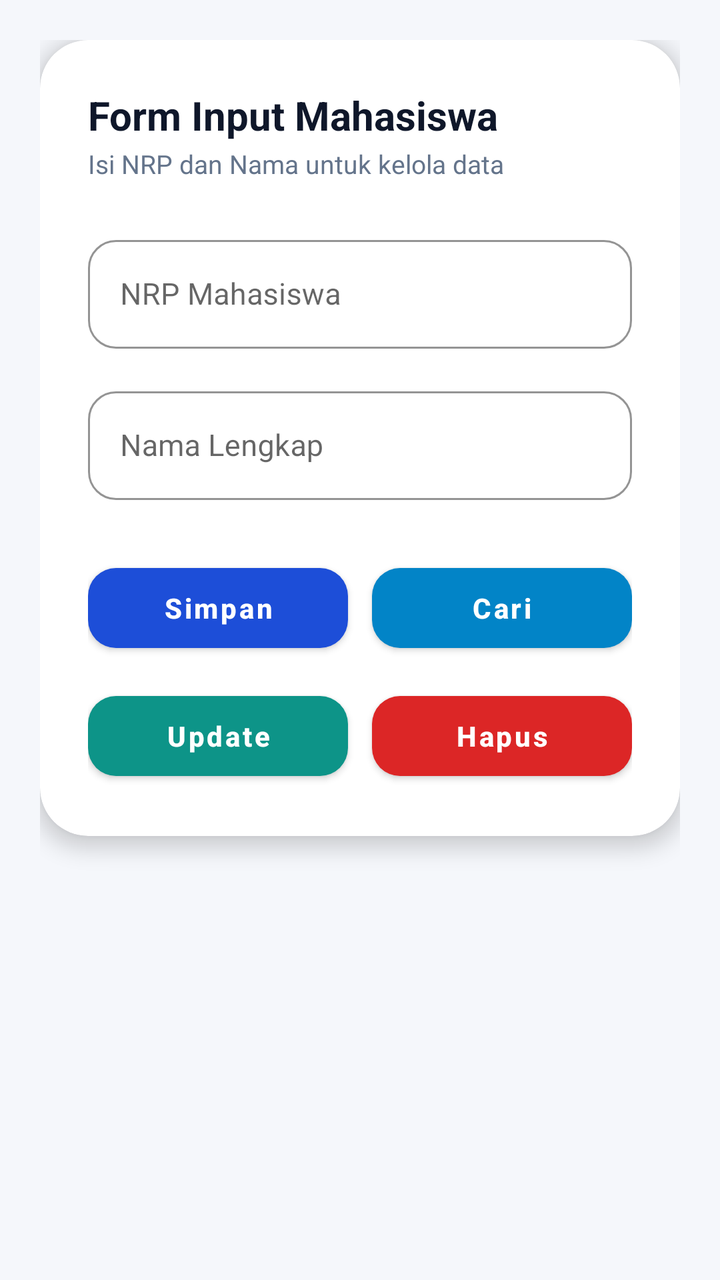
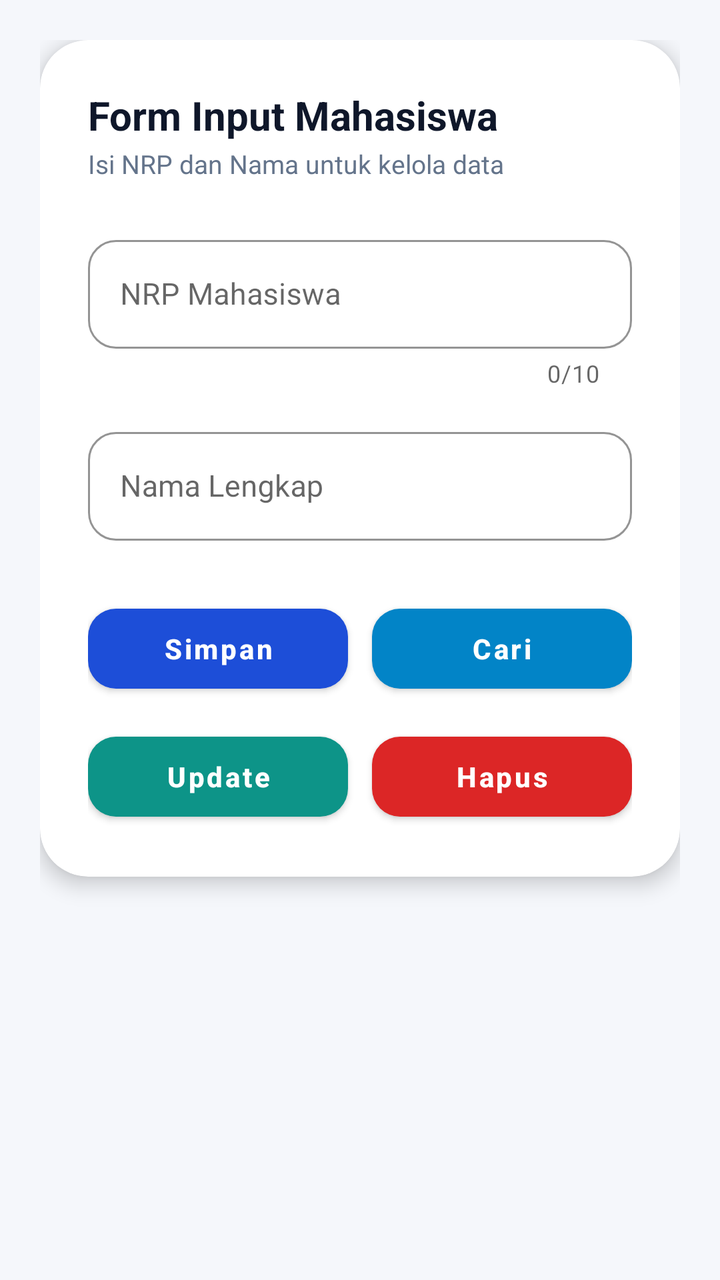

An Android layout rendered at two revisions. The XML below is the earlier revision; the diff shows what the commit changed to produce the second picture.
<!-- AndroidManifest.xml: application theme Theme.Tugas4 -->
<!-- res/layout/activity_main.xml -->
<?xml version="1.0" encoding="utf-8"?>
<ScrollView xmlns:android="http://schemas.android.com/apk/res/android"
    xmlns:app="http://schemas.android.com/apk/res-auto"
    xmlns:tools="http://schemas.android.com/tools"
    android:layout_width="match_parent"
    android:layout_height="match_parent"
    android:background="@color/bg_light"
    android:fillViewport="true"
    tools:context=".MainActivity">

    <LinearLayout
        android:layout_width="match_parent"
        android:layout_height="wrap_content"
        android:orientation="vertical"
        android:padding="20dp">

        
        <com.google.android.material.card.MaterialCardView
            android:layout_width="match_parent"
            android:layout_height="wrap_content"
            app:cardBackgroundColor="@color/card_bg"
            app:cardCornerRadius="24dp"
            app:cardElevation="6dp"
            app:strokeWidth="0dp">

            <LinearLayout
                android:layout_width="match_parent"
                android:layout_height="wrap_content"
                android:orientation="vertical"
                android:padding="24dp">

                <TextView
                    android:layout_width="wrap_content"
                    android:layout_height="wrap_content"
                    android:text="@string/form_title"
                    android:textColor="@color/text_primary"
                    android:textSize="20sp"
                    android:textStyle="bold" />

                <TextView
                    android:layout_width="wrap_content"
                    android:layout_height="wrap_content"
                    android:layout_marginTop="2dp"
                    android:layout_marginBottom="24dp"
                    android:text="@string/form_subtitle"
                    android:textColor="@color/text_secondary"
                    android:textSize="13sp" />

                
                <com.google.android.material.textfield.TextInputLayout
                    style="@style/Widget.MaterialComponents.TextInputLayout.OutlinedBox"
                    android:layout_width="match_parent"
                    android:layout_height="wrap_content"
                    android:hint="@string/hint_nrp"
                    app:boxCornerRadiusBottomEnd="14dp"
                    app:boxCornerRadiusBottomStart="14dp"
                    app:boxCornerRadiusTopEnd="14dp"
                    app:boxCornerRadiusTopStart="14dp"
                    app:boxStrokeColor="@color/blue_primary"
                    app:hintTextColor="@color/blue_primary">

                    <com.google.android.material.textfield.TextInputEditText
                        android:id="@+id/nrp"
                        android:layout_width="match_parent"
                        android:layout_height="wrap_content"
                        android:inputType="text"
                        android:maxLines="1"
                        android:textColor="@color/text_primary"
                        android:textSize="15sp" />

                </com.google.android.material.textfield.TextInputLayout>

                
                <com.google.android.material.textfield.TextInputLayout
                    style="@style/Widget.MaterialComponents.TextInputLayout.OutlinedBox"
                    android:layout_width="match_parent"
                    android:layout_height="wrap_content"
                    android:layout_marginTop="16dp"
                    android:hint="@string/hint_nama"
                    app:boxCornerRadiusBottomEnd="14dp"
                    app:boxCornerRadiusBottomStart="14dp"
                    app:boxCornerRadiusTopEnd="14dp"
                    app:boxCornerRadiusTopStart="14dp"
                    app:boxStrokeColor="@color/blue_primary"
                    app:hintTextColor="@color/blue_primary">

                    <com.google.android.material.textfield.TextInputEditText
                        android:id="@+id/nama"
                        android:layout_width="match_parent"
                        android:layout_height="wrap_content"
                        android:inputType="textPersonName"
                        android:maxLines="1"
                        android:textColor="@color/text_primary"
                        android:textSize="15sp" />

                </com.google.android.material.textfield.TextInputLayout>

                
                <LinearLayout
                    android:layout_width="match_parent"
                    android:layout_height="wrap_content"
                    android:layout_marginTop="28dp"
                    android:orientation="horizontal">

                    <com.google.android.material.button.MaterialButton
                        android:id="@+id/btnSimpan"
                        android:layout_width="0dp"
                        android:layout_height="52dp"
                        android:layout_marginEnd="6dp"
                        android:layout_weight="1"
                        android:text="@string/btn_simpan"
                        android:textAllCaps="false"
                        android:textColor="@color/white"
                        android:textSize="14sp"
                        android:textStyle="bold"
                        app:backgroundTint="@color/btn_simpan"
                        app:cornerRadius="14dp" />

                    <com.google.android.material.button.MaterialButton
                        android:id="@+id/btnCari"
                        android:layout_width="0dp"
                        android:layout_height="52dp"
                        android:layout_marginStart="6dp"
                        android:layout_weight="1"
                        android:text="@string/btn_cari"
                        android:textAllCaps="false"
                        android:textColor="@color/white"
                        android:textSize="14sp"
                        android:textStyle="bold"
                        app:backgroundTint="@color/btn_cari"
                        app:cornerRadius="14dp" />

                </LinearLayout>

                
                <LinearLayout
                    android:layout_width="match_parent"
                    android:layout_height="wrap_content"
                    android:layout_marginTop="12dp"
                    android:orientation="horizontal">

                    <com.google.android.material.button.MaterialButton
                        android:id="@+id/btnUpdate"
                        android:layout_width="0dp"
                        android:layout_height="52dp"
                        android:layout_marginEnd="6dp"
                        android:layout_weight="1"
                        android:text="@string/btn_update"
                        android:textAllCaps="false"
                        android:textColor="@color/white"
                        android:textSize="14sp"
                        android:textStyle="bold"
                        app:backgroundTint="@color/btn_update"
                        app:cornerRadius="14dp" />

                    <com.google.android.material.button.MaterialButton
                        android:id="@+id/btnHapus"
                        android:layout_width="0dp"
                        android:layout_height="52dp"
                        android:layout_marginStart="6dp"
                        android:layout_weight="1"
                        android:text="@string/btn_hapus"
                        android:textAllCaps="false"
                        android:textColor="@color/white"
                        android:textSize="14sp"
                        android:textStyle="bold"
                        app:backgroundTint="@color/btn_hapus"
                        app:cornerRadius="14dp" />

                </LinearLayout>

            </LinearLayout>

        </com.google.android.material.card.MaterialCardView>

    </LinearLayout>

</ScrollView>
<!-- resources referenced by this layout -->
<resources>
  <color name="bg_light">#F5F7FB</color>
  <color name="blue_primary">#1E40AF</color>
  <color name="btn_cari">#0284C7</color>
  <color name="btn_hapus">#DC2626</color>
  <color name="btn_simpan">#1D4ED8</color>
  <color name="btn_update">#0D9488</color>
  <color name="card_bg">#FFFFFF</color>
  <color name="text_primary">#0F172A</color>
  <color name="text_secondary">#64748B</color>
  <color name="white">#FFFFFFFF</color>
  <string name="btn_cari">Cari</string>
  <string name="btn_hapus">Hapus</string>
  <string name="btn_simpan">Simpan</string>
  <string name="btn_update">Update</string>
  <string name="form_subtitle">Isi NRP dan Nama untuk kelola data</string>
  <string name="form_title">Form Input Mahasiswa</string>
  <string name="hint_nama">Nama Lengkap</string>
  <string name="hint_nrp">NRP Mahasiswa</string>
  <style name="Theme.Tugas4" parent="Theme.MaterialComponents.DayNight.NoActionBar">
          
          <item name="colorPrimary">@color/blue_primary</item>
          <item name="colorPrimaryVariant">@color/blue_primary_dark</item>
          <item name="colorOnPrimary">@color/white</item>
          
          <item name="colorSecondary">@color/blue_secondary</item>
          <item name="colorOnSecondary">@color/white</item>
          
          <item name="android:statusBarColor">@color/blue_gradient_start</item>
          <item name="android:windowLightStatusBar">false</item>
      </style>
  <color name="blue_primary_dark">#1E3A8A</color>
  <color name="blue_secondary">#3B82F6</color>
  <color name="blue_gradient_start">#0D47A1</color>
</resources>

<!-- the commit's change to res/layout/activity_main.xml (unified diff, before → after) -->
@@ -57,13 +57,16 @@
                     app:boxCornerRadiusTopEnd="14dp"
                     app:boxCornerRadiusTopStart="14dp"
                     app:boxStrokeColor="@color/blue_primary"
+                    app:counterEnabled="true"
+                    app:counterMaxLength="10"
                     app:hintTextColor="@color/blue_primary">
 
                     <com.google.android.material.textfield.TextInputEditText
                         android:id="@+id/nrp"
                         android:layout_width="match_parent"
                         android:layout_height="wrap_content"
-                        android:inputType="text"
+                        android:inputType="number"
+                        android:maxLength="10"
                         android:maxLines="1"
                         android:textColor="@color/text_primary"
                         android:textSize="15sp" />
